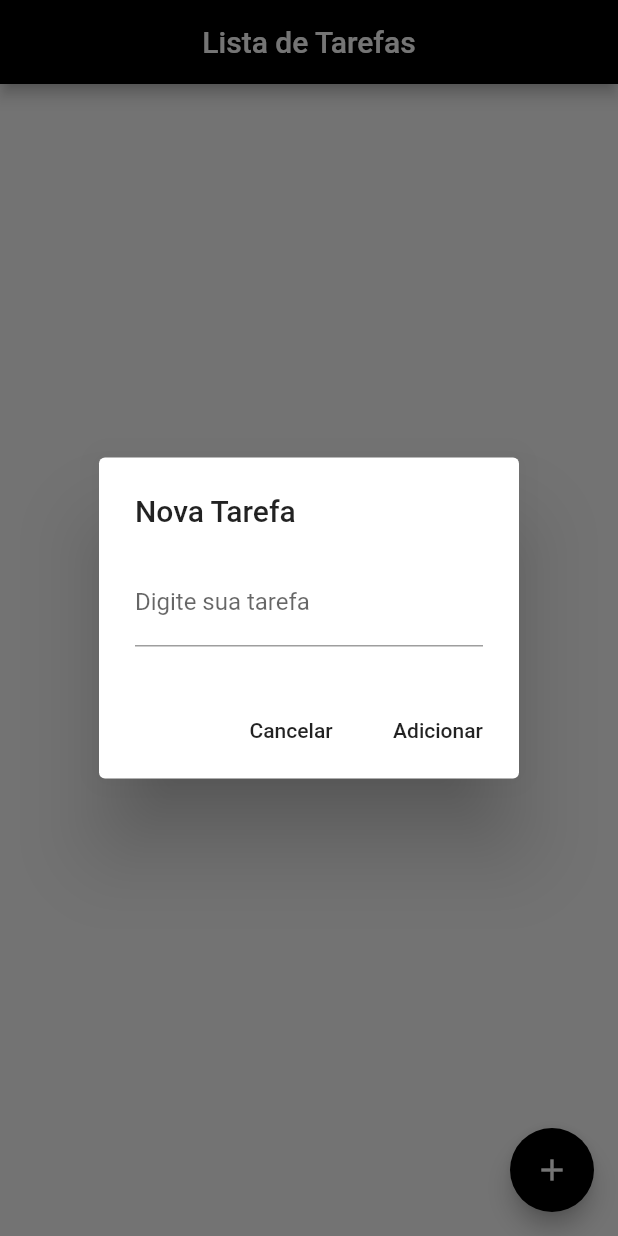
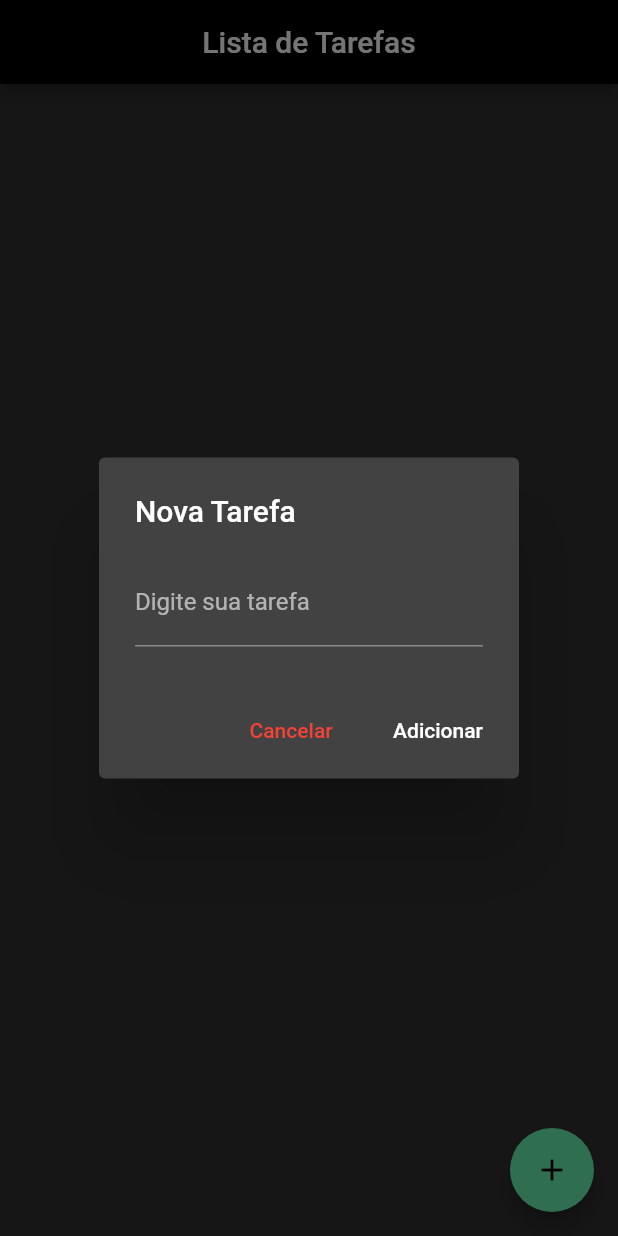
Before and after one commit to Evandson/lista-tarefas, a Flutter app: the screen it shows after launch, after a tap on the "add" icon, on a phone screen of 412 x 824 dp. Run offline on Flutter 3.47's test engine with Material 2 defaults, Android fonts, the phone set to English and light mode, and no system bars.

Commit message:
Ativando o dark theme

```diff
--- a/lib/Home.dart
+++ b/lib/Home.dart
@@ -118,7 +118,7 @@ class _HomeState extends State<Home> {
           ),
         ),
         child: CheckboxListTile(
-          activeColor: Colors.green,
+          activeColor: Colors.greenAccent,
           title: Text( _tarefas[index]['titulo'] ),
           value: _tarefas[index]['realizada'],
           onChanged: (valorAlterado){
@@ -148,7 +148,7 @@ class _HomeState extends State<Home> {
       floatingActionButtonLocation: FloatingActionButtonLocation.endFloat,
       floatingActionButton: FloatingActionButton(
           child: Icon(Icons.add),
-          backgroundColor: Colors.black,
+          backgroundColor: Colors.greenAccent,
           onPressed: (){
 
             showDialog(
@@ -163,12 +163,11 @@ class _HomeState extends State<Home> {
                           labelText: "Digite sua tarefa"
                       ),
                       onChanged: (text){
-
                       },
                     ),
                     actions: <Widget>[
                       FlatButton(
-                        child: Text("Cancelar"),
+                        child: Text("Cancelar",style: TextStyle(color: Colors.red),),
                         onPressed: () => Navigator.pop(context) ,
                       ),
                       FlatButton(
--- a/lib/main.dart
+++ b/lib/main.dart
@@ -5,4 +5,5 @@ void main() => runApp(
     MaterialApp(
       home: Home(),
       debugShowCheckedModeBanner: false,
+        theme: ThemeData.dark(),
     ));
```
